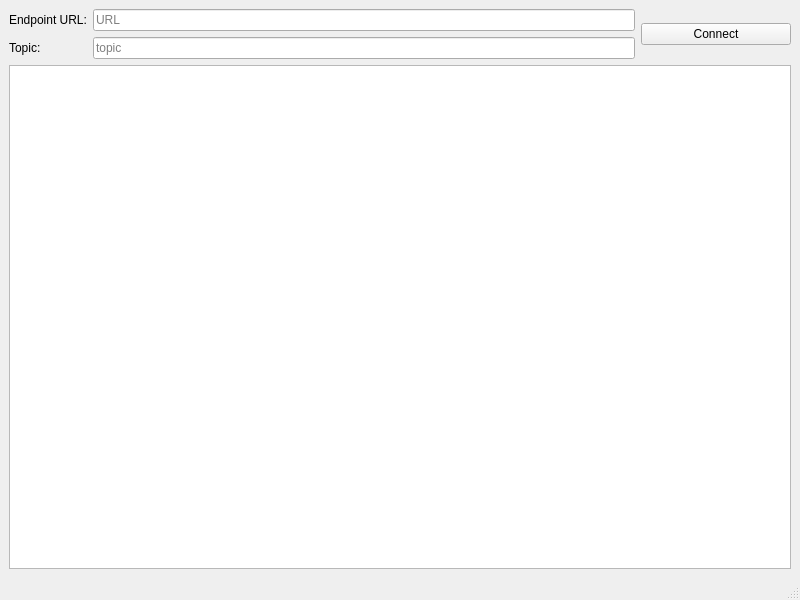
First picture: the form in src/mainwindow.ui, repository pbosetti/telemetry_dev, before the edit.
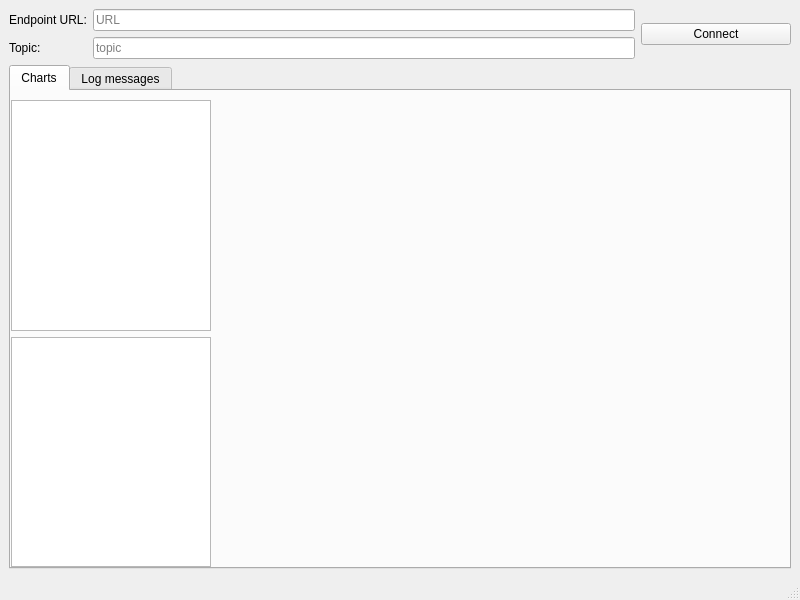
Second picture: the form after the edit. Custom widgets are drawn as their Qt base class.

Commit message: Tuned everithing before supporting charts

What changed in the file:
```diff
--- a/src/mainwindow.ui
+++ b/src/mainwindow.ui
@@ -83,18 +83,101 @@
      </layout>
     </item>
     <item>
-     <layout class="QGridLayout" name="gridLayout_3">
-      <property name="sizeConstraint">
-       <enum>QLayout::SetMaximumSize</enum>
+     <widget class="QTabWidget" name="tabWidget">
+      <property name="currentIndex">
+       <number>0</number>
       </property>
-      <item row="0" column="0">
-       <widget class="QPlainTextEdit" name="logMessageArea">
-        <property name="readOnly">
-         <bool>true</bool>
+      <widget class="QWidget" name="tabCharts">
+       <attribute name="title">
+        <string>Charts</string>
+       </attribute>
+       <layout class="QHBoxLayout" name="horizontalLayout_3">
+        <property name="leftMargin">
+         <number>0</number>
         </property>
-       </widget>
-      </item>
-     </layout>
+        <property name="rightMargin">
+         <number>0</number>
+        </property>
+        <property name="bottomMargin">
+         <number>0</number>
+        </property>
+        <item>
+         <layout class="QGridLayout" name="gridLayout_3">
+          <property name="sizeConstraint">
+           <enum>QLayout::SetMaximumSize</enum>
+          </property>
+          <item row="0" column="1">
+           <widget class="QCustomPlot" name="fullChart" native="true">
+            <property name="minimumSize">
+             <size>
+              <width>200</width>
+              <height>0</height>
+             </size>
+            </property>
+           </widget>
+          </item>
+          <item row="1" column="1">
+           <widget class="QCustomPlot" name="sequenceChart" native="true">
+            <property name="minimumSize">
+             <size>
+              <width>200</width>
+              <height>0</height>
+             </size>
+            </property>
+           </widget>
+          </item>
+          <item row="0" column="0">
+           <widget class="QListView" name="fullChartSeriesList">
+            <property name="maximumSize">
+             <size>
+              <width>200</width>
+              <height>16777215</height>
+             </size>
+            </property>
+           </widget>
+          </item>
+          <item row="1" column="0">
+           <widget class="QListView" name="sequenceChartSeriesList">
+            <property name="maximumSize">
+             <size>
+              <width>200</width>
+              <height>16777215</height>
+             </size>
+            </property>
+           </widget>
+          </item>
+         </layout>
+        </item>
+       </layout>
+      </widget>
+      <widget class="QWidget" name="tabLogs">
+       <attribute name="title">
+        <string>Log messages</string>
+       </attribute>
+       <layout class="QHBoxLayout" name="horizontalLayout_2">
+        <property name="leftMargin">
+         <number>0</number>
+        </property>
+        <property name="rightMargin">
+         <number>0</number>
+        </property>
+        <item>
+         <layout class="QVBoxLayout" name="verticalLayout_2">
+          <property name="sizeConstraint">
+           <enum>QLayout::SetMaximumSize</enum>
+          </property>
+          <item>
+           <widget class="QPlainTextEdit" name="logMessageArea">
+            <property name="readOnly">
+             <bool>true</bool>
+            </property>
+           </widget>
+          </item>
+         </layout>
+        </item>
+       </layout>
+      </widget>
+     </widget>
     </item>
    </layout>
   </widget>
@@ -110,6 +193,14 @@
   </widget>
   <widget class="QStatusBar" name="statusbar"/>
  </widget>
+ <customwidgets>
+  <customwidget>
+   <class>QCustomPlot</class>
+   <extends>QWidget</extends>
+   <header>qcustomplot.h</header>
+   <container>1</container>
+  </customwidget>
+ </customwidgets>
  <resources/>
  <connections/>
 </ui>
```
Left out of the diff: 2 changed lines with no effect on the pictures. The commit also changes 6 other files.
